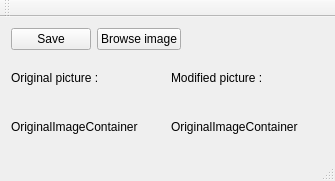
Before: the Qt Designer form mainwindow.ui in Squadella/Obamize, drawn with Qt 5.
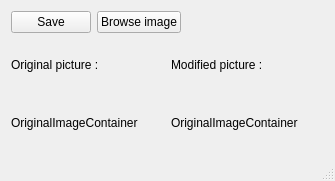
After: the same form once the commit is applied.

Commit message: Set fixed window size

```diff
--- a/mainwindow.ui
+++ b/mainwindow.ui
@@ -102,14 +102,6 @@
     </rect>
    </property>
   </widget>
-  <widget class="QToolBar" name="mainToolBar">
-   <attribute name="toolBarArea">
-    <enum>TopToolBarArea</enum>
-   </attribute>
-   <attribute name="toolBarBreak">
-    <bool>false</bool>
-   </attribute>
-  </widget>
   <widget class="QStatusBar" name="statusBar"/>
  </widget>
  <layoutdefault spacing="6" margin="11"/>
```
The commit also changes 3 other files.
